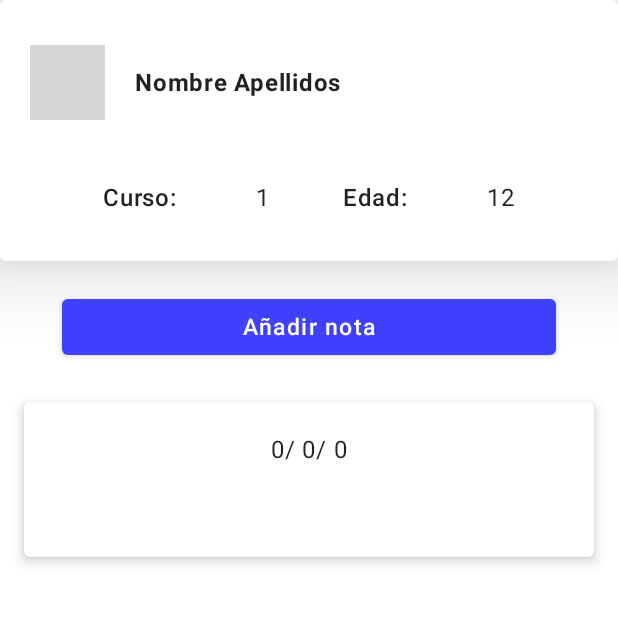
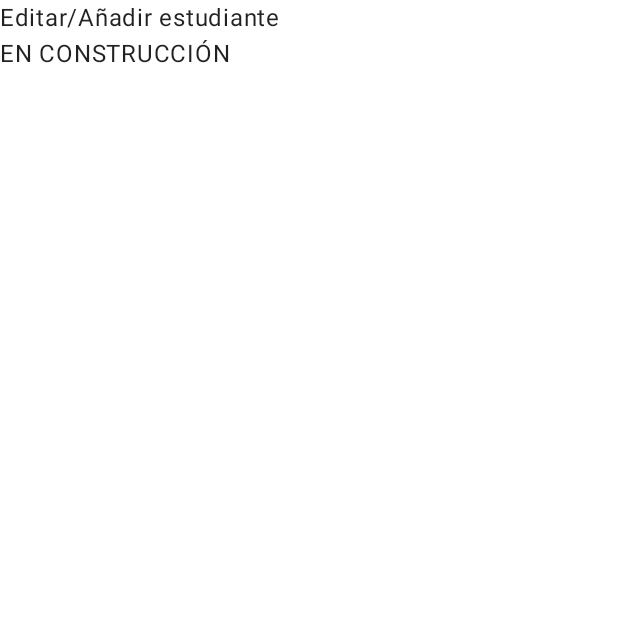
Before and after one commit to rbnicodev/SimplyTeachingAndroid, an Android app built with Jetpack Compose: the StudentView screen opened through its navigation route, after a tap on an icon or button, on a phone screen of 412 x 824 dp, the top half of it. Run offline under Robolectric (Android 15) with nearby library versions, the light colour scheme and no system bars; pictures from the network do not load; grey boxes are pictures that could not be loaded.

Commit message:
Pantalla de StudentAdd añadida
navegación terminada?
funciona aparentemente, cada ventana coge el valor que necesita para trabajar

```diff
--- a/app/build.gradle
+++ b/app/build.gradle
@@ -64,9 +64,9 @@ dependencies {
     implementation "androidx.compose.material:material:$compose_version"
     //noinspection GradleDependency
     implementation "androidx.compose.ui:ui-tooling-preview:$compose_version"
-    implementation 'androidx.lifecycle:lifecycle-runtime-ktx:2.4.0'
+    implementation 'androidx.lifecycle:lifecycle-runtime-ktx:2.4.1'
     implementation 'androidx.activity:activity-compose:1.4.0'
-    implementation("androidx.navigation:navigation-compose:2.5.0-alpha01")
+    implementation("androidx.navigation:navigation-compose:2.5.0-alpha02")
     testImplementation 'junit:junit:'
     androidTestImplementation 'androidx.test.ext:junit:1.1.3'
     androidTestImplementation 'androidx.test.espresso:espresso-core:3.4.0'
--- a/app/src/main/java/com/rbnico/simplyteachingandroid/Destinations.kt
+++ b/app/src/main/java/com/rbnico/simplyteachingandroid/Destinations.kt
@@ -7,4 +7,5 @@ sealed class Destinations (
     object StudentView: Destinations("studentVew")
     object LoginView: Destinations("loginView")
     object NoteView: Destinations("noteView")
+    object StudentAddView: Destinations("studentAddView")
 }
--- a/app/src/main/java/com/rbnico/simplyteachingandroid/NavigationHost.kt
+++ b/app/src/main/java/com/rbnico/simplyteachingandroid/NavigationHost.kt
@@ -8,10 +8,7 @@ import androidx.navigation.compose.composable
 import androidx.navigation.compose.rememberNavController
 import coil.annotation.ExperimentalCoilApi
 import com.rbnico.simplyteachingandroid.data.DataProvider
-import com.rbnico.simplyteachingandroid.views.LoginView
-import com.rbnico.simplyteachingandroid.views.NoteView
-import com.rbnico.simplyteachingandroid.views.StudentView
-import com.rbnico.simplyteachingandroid.views.StudentsList
+import com.rbnico.simplyteachingandroid.views.*
 
 
 @ExperimentalCoilApi
@@ -22,22 +19,30 @@ fun NavigationHost() {
 
     NavHost(navController = navController, startDestination = Destinations.LoginView.route){
         composable(Destinations.LoginView.route) {
-            LoginView() {
-                navController.navigate(Destinations.StudentsList.route)
-            }
+            LoginView(
+                loginOnClick = {navController.navigate(Destinations.StudentsList.route)}
+            )
         }
         composable(Destinations.StudentsList.route) {
-            StudentsList() {
-                navController.navigate(Destinations.StudentView.route)
-            }
+            StudentsList(
+                studentClick = {navController.navigate(Destinations.StudentView.route)},
+                addStudentClick = {navController.navigate(Destinations.StudentAddView.route)}
+            )
         }
         composable(Destinations.StudentView.route) {
-            StudentView() {
-                navController.navigate(Destinations.NoteView.route)
-            }
+            StudentView(
+                noteClick = {navController.navigate(Destinations.NoteView.route)},
+                studentClick = {navController.navigate(Destinations.StudentAddView.route)}
+            )
         }
         composable(Destinations.NoteView.route) {
             NoteView()
         }
+
+        composable(Destinations.StudentAddView.route) {
+            StudentAddView(
+                saveClick = {navController.navigate(Destinations.StudentView.route)}
+            )
+        }
     }
 }
--- a/app/src/main/java/com/rbnico/simplyteachingandroid/data/StudentItem.kt
+++ b/app/src/main/java/com/rbnico/simplyteachingandroid/components/StudentItem.kt
@@ -26,7 +26,7 @@ import com.rbnico.simplyteachingandroid.data.Student
 @Composable
 fun StudentItem(
     student: Student,
-    click: (Student) -> Unit
+    click: () -> Unit
 ) {
     val photoString = if (student.photo.length>2)
         remember {mutableStateOf(student.photo)}
@@ -38,7 +38,7 @@ fun StudentItem(
             .wrapContentHeight()
             .clickable {
                 DataProvider.currentStudent = student
-                click(student)
+                click()
             }
 
     ) {
--- a/app/src/main/java/com/rbnico/simplyteachingandroid/data/DataProvider.kt
+++ b/app/src/main/java/com/rbnico/simplyteachingandroid/data/DataProvider.kt
@@ -63,4 +63,5 @@ object DataProvider {
     var currentNote: Note = Note(0, "")
 
     var newNote: Boolean = true
+    var newStudent: Boolean = true
 }
--- /dev/null
+++ b/app/src/main/java/com/rbnico/simplyteachingandroid/views/StudentAddView.kt
@@ -0,0 +1,14 @@
+package com.rbnico.simplyteachingandroid.views
+
+import androidx.compose.foundation.layout.Column
+import androidx.compose.material.Text
+import androidx.compose.runtime.Composable
+
+@Composable
+fun StudentAddView(
+    saveClick: () -> Unit
+) {
+    Column() {
+        Text("Editar/Añadir estudiante \nEN CONSTRUCCIÓN")
+    }
+}
--- a/app/src/main/java/com/rbnico/simplyteachingandroid/views/StudentView.kt
+++ b/app/src/main/java/com/rbnico/simplyteachingandroid/views/StudentView.kt
@@ -11,14 +11,17 @@ import androidx.compose.ui.Alignment
 import androidx.compose.ui.Modifier
 import androidx.compose.ui.unit.dp
 import androidx.compose.ui.unit.sp
+import coil.annotation.ExperimentalCoilApi
 import com.rbnico.simplyteachingandroid.*
 import com.rbnico.simplyteachingandroid.data.DataProvider
 import com.rbnico.simplyteachingandroid.data.Note
 import com.rbnico.simplyteachingandroid.data.Student
 
+@ExperimentalCoilApi
 @Composable
 fun StudentView(
-    noteClick: () -> Unit
+    noteClick: () -> Unit,
+    studentClick: () -> Unit
 ){
     val student: Student = DataProvider.currentStudent
     val notes: List<Note> = student.notes
@@ -26,7 +29,10 @@ fun StudentView(
     Column(
         horizontalAlignment = Alignment.CenterHorizontally
     ) {
-        StudentItem(student) {}
+        StudentItem(student) {
+            DataProvider.newStudent = false
+            studentClick()
+        }
         Box(
             modifier = Modifier.padding(bottom = 10.dp)
         ) {
```
Also changed, not shown: app/src/main/java/com/rbnico/simplyteachingandroid/ViewModel.kt (+29 -23 lines), app/src/main/java/com/rbnico/simplyteachingandroid/views/StudentsList.kt (+5 -4 lines).
